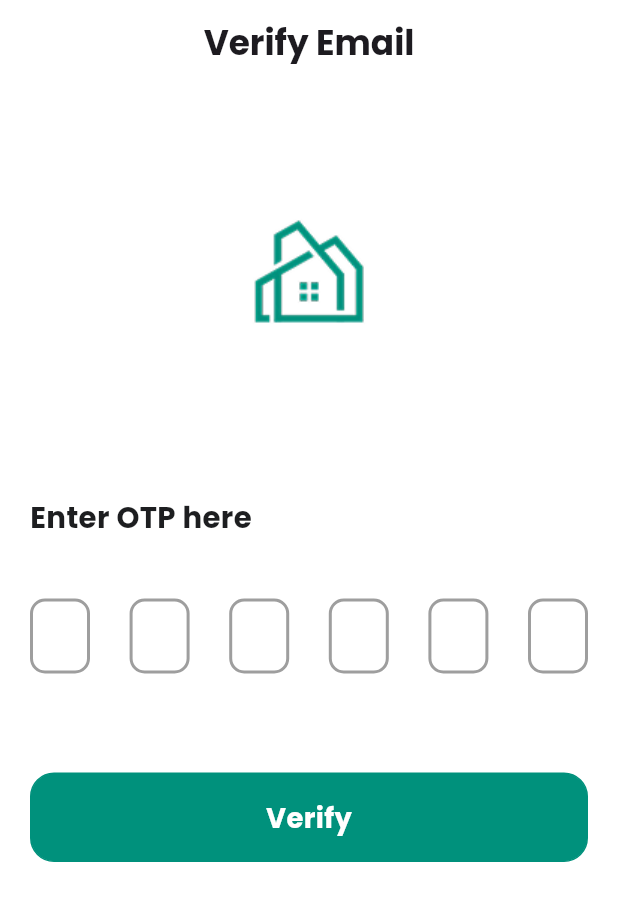
After one commit to graduationproject273/graduatinproject, a Flutter app: the OtpWidget screen opened by its route, on a phone screen of 412 x 824 dp. The commit adds this screen. Shown: the top 901 px of the screen. Run offline on Flutter 3.47's test engine with Material 3 defaults, Android fonts, the phone set to English and light mode, and no system bars; drawn by our look-alikes of pin_code_fields; our stand-ins replace bloc, dartz, device_preview, dio, dots_indicator, equatable and 5 more; missing offline and left inert: data_connection_checker_tv; accounts and stored records are empty.

Commit message:
add otp widget

```diff
--- a/lib/core/routeing/app_routing.dart
+++ b/lib/core/routeing/app_routing.dart
@@ -4,6 +4,7 @@ import 'package:flutter_slider_drawer/flutter_slider_drawer.dart';
 import 'package:gradution/core/routeing/routes.dart';
 import 'package:gradution/featrues/adminDashboard/features/admindashboard/presentation/pages/admindashboard_view.dart';
 import 'package:gradution/featrues/authintication/login/presentation/pages/login_view.dart';
+import 'package:gradution/featrues/authintication/login/presentation/widgets/otp_widget.dart';
 import 'package:gradution/featrues/authintication/sinup/presentation/pages/sinup_view.dart';
 import 'package:gradution/featrues/authintication/typeUser/presentation/views/usertype_view.dart';
 import 'package:gradution/featrues/blog/presentation/view/blog_details_view.dart';
@@ -105,7 +106,10 @@ final GoRouter router = GoRouter(
     ),
     GoRoute(path: Routes.usertype,
     builder: (context, state) => const UsertypeView(),
-    )
+    ),
+    GoRoute(path: Routes.otpwidget,
+    builder: (context, state) => const OtpWidget(),
+    ),
     // أضف هنا أي Routes إضافية
   ],
   errorBuilder: (context, state) => const Scaffold(
--- a/lib/core/routeing/routes.dart
+++ b/lib/core/routeing/routes.dart
@@ -19,4 +19,5 @@ class Routes {
   static const String authbuttonsview = '/authbuttonsview';
   static const String addReview = '/add-review';
   static const String usertype = '/usertype';
+  static const String otpwidget = '/otpwidget';
 }
--- /dev/null
+++ b/lib/featrues/authintication/login/presentation/widgets/otp_widget.dart
@@ -0,0 +1,56 @@
+import 'package:flutter/material.dart';
+import 'package:gradution/core/styles/colors.dart';
+import 'package:gradution/core/styles/textstyles.dart';
+import 'package:gradution/core/widgets/custom_button.dart';
+import 'package:gradution/featrues/authintication/typeUser/presentation/views/widgets/image_widget.dart';
+import 'package:pin_code_fields/pin_code_fields.dart';
+
+class OtpWidget extends StatelessWidget {
+  const OtpWidget({super.key});
+
+  @override
+  Widget build(BuildContext context) {
+    return Scaffold(
+      appBar: AppBar(
+        centerTitle: true,
+        title:  Text('Verify Email', style: Textstyles.texttitlelogin),
+        backgroundColor: Colors.white,
+      ),
+      backgroundColor: Colors.white,
+      body: SafeArea(child: Padding(
+        padding: const EdgeInsets.symmetric(vertical: 20, horizontal: 20),
+        child: Column(
+          children: [
+            ImageWidget(),
+            const SizedBox(height: 20),
+            Align(
+              alignment: Alignment.centerLeft,
+              child: Text('Enter OTP here', style: Textstyles.namereview,)),
+            const SizedBox(height: 40),
+            PinCodeTextField(appContext: context, length: 6,
+              onChanged: (value) {},
+              pinTheme: PinTheme(
+                shape: PinCodeFieldShape.box,
+                borderRadius: BorderRadius.circular(10),
+                fieldHeight: 50,
+                fieldWidth: 40,
+                activeFillColor: Colors.white,
+                inactiveFillColor: Colors.white,
+                selectedFillColor: Colors.white,
+                activeColor: maincolor,
+                inactiveColor: Colors.grey,
+              ),
+              keyboardType: TextInputType.number,
+            ),
+            const SizedBox(height: 50),
+           CustomButton(text: 'Verify',
+            textcolor: Colors.white,
+           onTap: () {
+
+           },),
+          ],
+        ),
+      )),
+    );
+  }
+}
--- /dev/null
+++ b/lib/featrues/authintication/sinup/presentation/pages/widgets/signup_seller_view_body.dart
@@ -0,0 +1,12 @@
+import 'package:flutter/material.dart';
+
+class SignupSellerViewBody extends StatelessWidget {
+  const SignupSellerViewBody({super.key});
+
+  @override
+  Widget build(BuildContext context) {
+    return Scaffold(
+
+    );
+  }
+}
--- a/lib/featrues/onbording/presentation/views/widgets/onboaeding_view_body.dart
+++ b/lib/featrues/onbording/presentation/views/widgets/onboaeding_view_body.dart
@@ -89,7 +89,7 @@ Widget build(BuildContext context) {
         right: 16,
         child: ButtonAndIndicators(position: currentPage, onNextPressed: () {
           if (currentPage == 2) {
-            GoRouter.of(context).push(Routes.usertype);
+            GoRouter.of(context).push(Routes.otpwidget);
           }
           _pageController.nextPage(
             duration: const Duration(milliseconds: 300),
--- a/pubspec.yaml
+++ b/pubspec.yaml
@@ -50,6 +50,8 @@ dependencies:
   url_launcher: ^6.3.1
   go_router: ^14.8.1
   equatable: ^2.0.7
+  pin_code_fields: ^8.0.1
+  im_stepper: ^1.0.1+1
 
 dev_dependencies:
   flutter_test:
```
Also changed, not shown: pubspec.lock, 4 other files.
